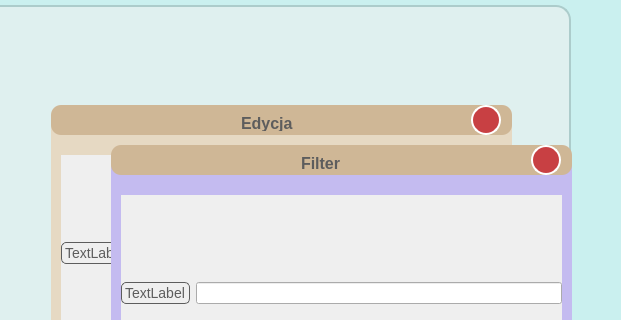
This is roboczy_folder/test.ui in grzesiex22/Aplikacja_bazodanowa as Qt 5 draws it before an edit; both pictures show x 179 to 800 and y 195 to 515 of the 800 by 950 pixel window. The edited form follows.
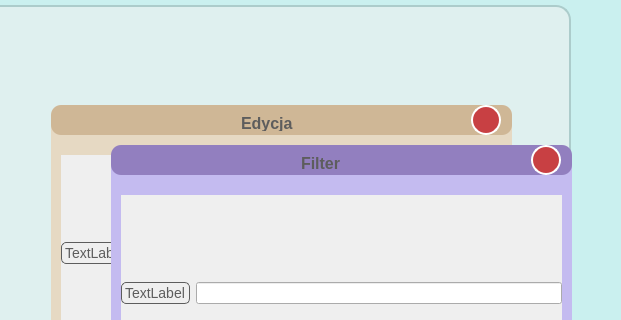
This is the edited form. Icons and pictures are not drawn.

The edit to the form file:
```diff
--- a/roboczy_folder/test.ui
+++ b/roboczy_folder/test.ui
@@ -930,7 +930,7 @@
       </property>
       <property name="styleSheet">
        <string notr="true">QWidget {
-	background: #cfb796;
+	background: #927fbf;
 	border-radius: 10px;
 } </string>
       </property>
```
